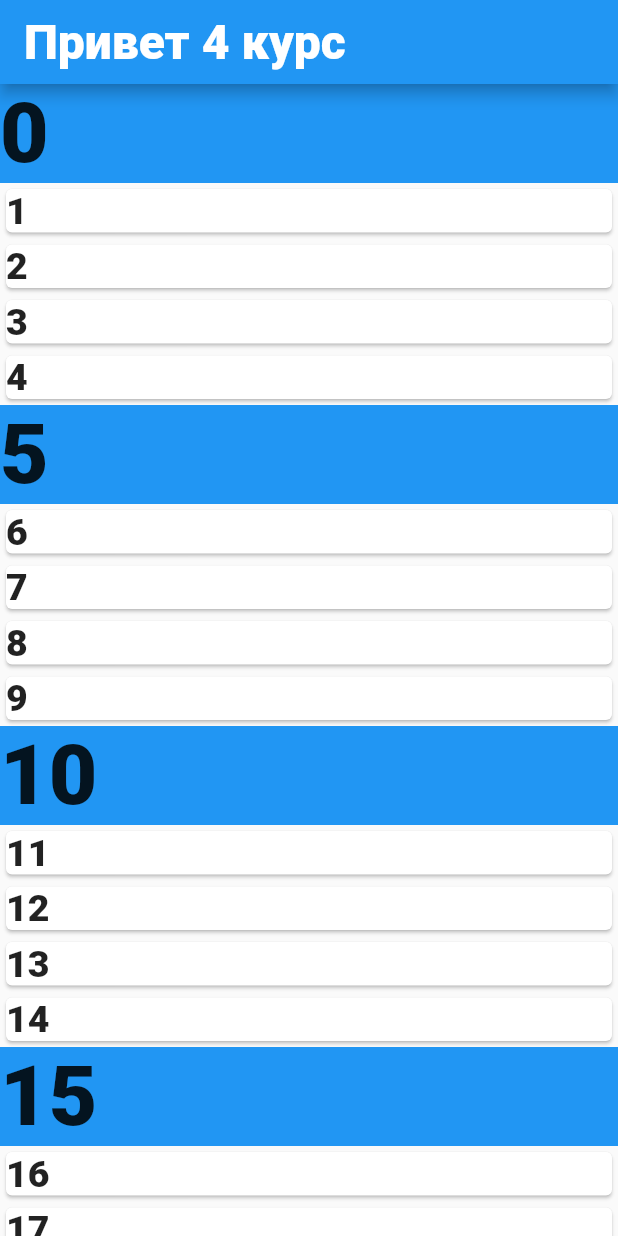
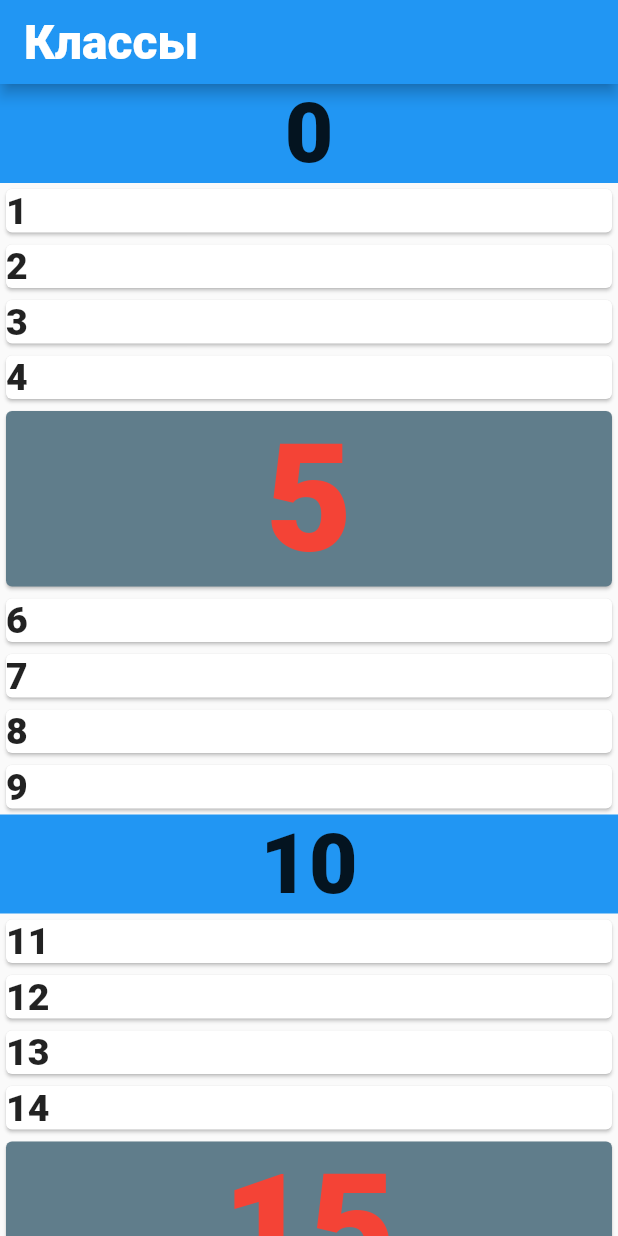
Before and after one commit to denisgl7/firstapp, a Flutter app: the screen it shows after launch, on a phone screen of 412 x 824 dp. Run offline on Flutter 3.47's test engine with Material 2 defaults, Android fonts, the phone set to English and light mode, and no system bars.

```diff
--- a/lib/main.dart
+++ b/lib/main.dart
@@ -1,3 +1,4 @@
+import 'package:flutter/cupertino.dart';
 import 'package:flutter/material.dart';
 
 void main() {
@@ -11,8 +12,9 @@ class MyFirstApp extends StatelessWidget {
         home: Scaffold(
             appBar: AppBar(
               title: const Text(
-                "Привет 4 курс",
+                "Классы",
                 style: TextStyle(fontSize: 32),
+                textAlign: TextAlign.center,
               ),
             ),
             body: MyBody()));
@@ -30,45 +32,95 @@ class _MyBodyState extends State<MyBody> {
 
   @override
   Widget build(BuildContext context) {
-
     List<ListItem> items = [];
     for (int i = 0; i < 1000; i++) {
       ListItem item;
-      if(i % 5 == 0)
-        {
+      if (i % 10 == 0) {
         item = HeadItem('$i');
-        }
-      else
-        {
+      } else if (i % 5 == 0) {
+        item = ColorItem('$i');
+      } else {
         item = MessageItem('$i');
       }
       items.add(item);
     }
-    return ListView.builder(itemBuilder: (context, index){
+    return ListView.builder(itemBuilder: (context, index) {
       var item = items[index];
-        if(item is MessageItem)
-          {
-            return Card(
-              child: Text(item.message, style: TextStyle(fontSize: 25),),
-            );
-          }
-        else if(item is HeadItem)
-          {
-            return Container(child: Text(item.title, style: TextStyle(fontSize: 56),), color: Colors.blue,);
+      if (item is MessageItem) {
+        return MessageContainer(item.message);
+      } else if (item is ColorItem){
+        return ColorContainer(item.color);
+      } else if (item is HeadItem) {
+          return HeadContainer(item.title);
         }
       return SizedBox();
     });
   }
 }
 
-class ListItem{}
 
-class HeadItem extends ListItem{
+class ColorContainer extends StatelessWidget{
+  @override
+  String color;
+  ColorContainer(this.color);
+  Widget build(BuildContext context) {
+    return Card(
+      child: Text(
+        color,
+        style: TextStyle(color: Colors.red, fontSize: 100),
+        textAlign: TextAlign.center,
+      ),
+      color: Colors.blueGrey,
+    );  }
+
+}
+
+
+class MessageContainer extends StatelessWidget{
+  @override
+  String message;
+  MessageContainer(this.message);
+  Widget build(BuildContext context) {
+    return Card(
+      child: Text(
+        message,
+        style: TextStyle(fontSize: 25),
+      ),
+    );
+  }
+
+}
+
+
+class HeadContainer extends StatelessWidget{
+  @override
+  String title;
+  HeadContainer(this.title);
+  Widget build(BuildContext context) {
+    return Container(
+      child: Text(title,
+        style: TextStyle(fontSize: 56),
+        textAlign: TextAlign.center,
+      ),
+      color: Colors.blue,
+    );
+  }
+
+}
+
+
+class ListItem {}
+
+class HeadItem extends ListItem {
   String title;
   HeadItem(this.title);
 }
+class ColorItem extends ListItem{
+  String color;
+  ColorItem(this.color);
+}
+class MessageItem extends ListItem {
+  String message;
 
-class MessageItem extends ListItem{
-  String message;
   MessageItem(this.message);
 }
```
Lines whose indentation alone changed are shown as unchanged.
